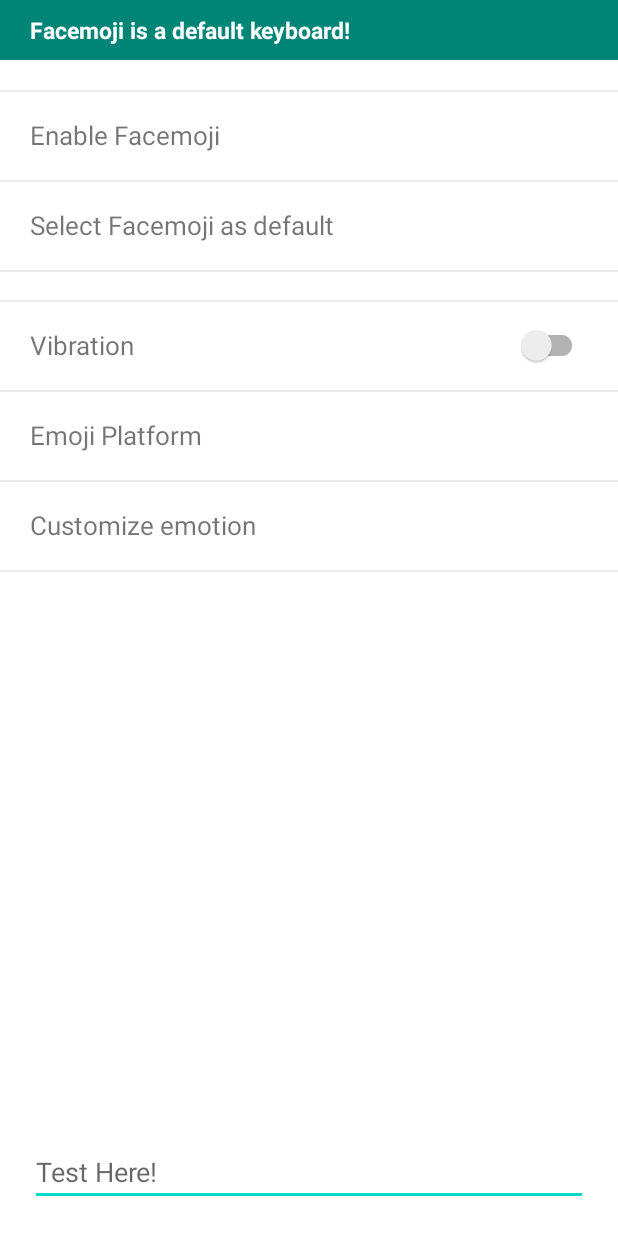
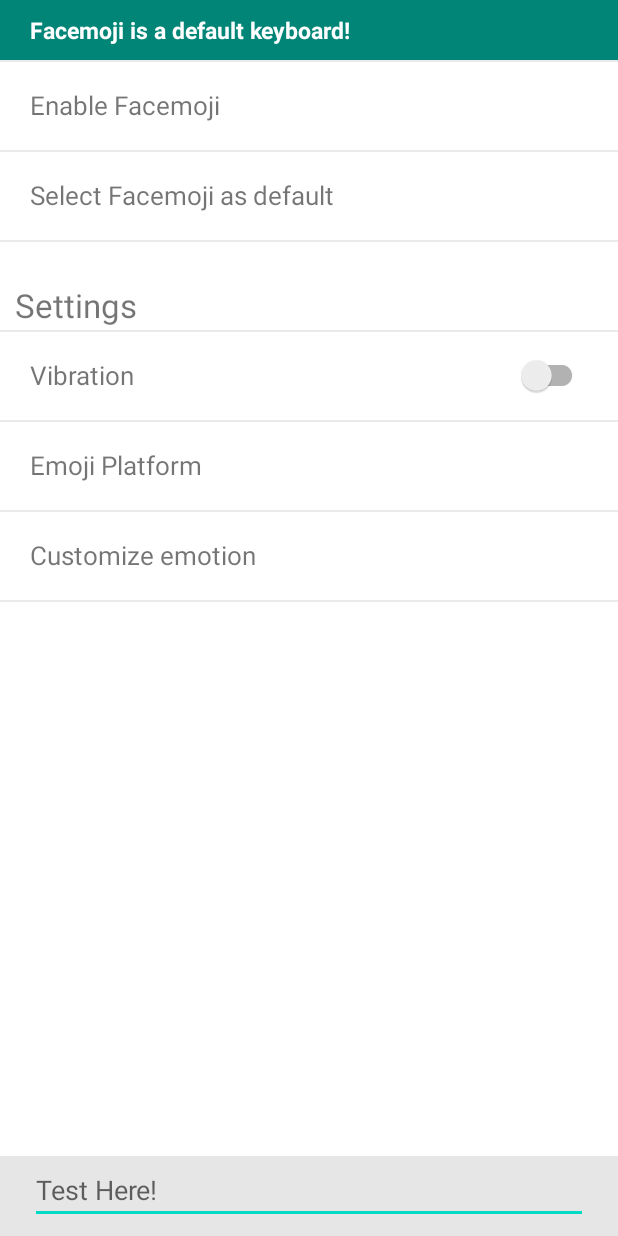
Before and after one commit to MCA-2021-Team-4/facemoji, an Android app: the layout activity_main.xml on its own in the app's theme, with its tools: preview values and no code run, on a phone screen of 412 x 824 dp. Run offline under Robolectric (Android 15) with nearby library versions, the phone set to English and light mode, and no system bars.

Commit message:
Modify mainactivity layout

```diff
--- a/android/app/src/main/res/layout/activity_main.xml
+++ b/android/app/src/main/res/layout/activity_main.xml
@@ -32,7 +32,6 @@
                 android:id="@+id/btn_enable_keyboard"
                 android:layout_width="0dp"
                 android:layout_height="60dp"
-                android:layout_marginTop="20dp"
                 android:background="@drawable/preference_list_item"
                 android:gravity="start|center_vertical"
                 android:onClick="enableKeyboard"
@@ -61,7 +60,8 @@
                 android:onClick="openKeyboardSetting"
                 app:layout_constraintEnd_toEndOf="parent"
                 app:layout_constraintStart_toStartOf="parent"
-                app:layout_constraintTop_toBottomOf="@id/btn_enable_keyboard">
+                app:layout_constraintTop_toBottomOf="@id/btn_enable_keyboard"
+                >
 
                 <TextView
                     android:layout_width="wrap_content"
@@ -81,11 +81,24 @@
                 android:background="@color/itemPressed"
                 app:layout_constraintTop_toBottomOf="@id/btn_select_keyboard" />
 
+            <TextView
+                android:layout_width="wrap_content"
+                android:layout_height="wrap_content"
+                android:layout_margin="10dp"
+                android:layout_marginStart="4dp"
+                android:text="@string/settings"
+                android:textSize="22sp"
+                app:layout_constraintBottom_toBottomOf="@+id/btn_vibration"
+                app:layout_constraintStart_toStartOf="parent"
+                app:layout_constraintTop_toTopOf="@+id/btn_select_keyboard"
+                app:layout_constraintVertical_bias="0.6"
+                />
+
             <androidx.constraintlayout.widget.ConstraintLayout
                 android:id="@+id/btn_vibration"
                 android:layout_width="0dp"
                 android:layout_height="60dp"
-                android:layout_marginTop="20dp"
+                android:layout_marginTop="60dp"
                 android:background="@drawable/preference_list_item"
                 android:gravity="start|center_vertical"
                 android:onClick="openKeyboardSetting"
@@ -174,7 +187,7 @@
     <View
         android:layout_width="0dp"
         android:layout_height="0dp"
-        android:background="@color/white"
+        android:background="@color/gray"
         app:layout_constraintBottom_toBottomOf="parent"
         app:layout_constraintEnd_toEndOf="parent"
         app:layout_constraintStart_toStartOf="parent"
@@ -185,7 +198,7 @@
         android:layout_width="0dp"
         android:layout_height="wrap_content"
         android:layout_marginHorizontal="20dp"
-        android:layout_marginBottom="20dp"
+        android:layout_marginBottom="8dp"
         android:autofillHints="hi"
         android:ems="10"
         android:hint="@string/test_here"
--- a/android/app/src/main/res/values/colors.xml
+++ b/android/app/src/main/res/values/colors.xml
@@ -7,6 +7,7 @@
     <color name="teal_700">#FF018786</color>
     <color name="black">#FF000000</color>
     <color name="white">#FFFFFFFF</color>
+    <color name="gray">#E6E6E6</color>
     <color name="transparentWhite">#77FFFFFF</color>
     <color name="transparentBlack">#77000000</color>
 
--- a/android/app/src/main/res/values/strings.xml
+++ b/android/app/src/main/res/values/strings.xml
@@ -15,4 +15,5 @@
     <string name="test_here">Test Here!</string>
     <string name="reset">Reset</string>
     <string name="no_face">Show me your face!</string>
+    <string name="settings">Settings</string>
 </resources>
```
Also changed, not shown: 1 other file.
